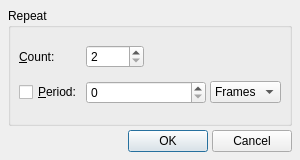
Above: src/qtractorPasteRepeatForm.ui from rncbc/qtractor before the change. Below: the same form after it.
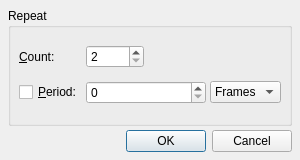
That is the form after the change. Icons and pictures are not drawn. Custom widgets are drawn as their Qt base class.

Commit message: - General standard dialog buttons layout is now in place.

The edit to the form file:
```diff
--- a/src/qtractorPasteRepeatForm.ui
+++ b/src/qtractorPasteRepeatForm.ui
@@ -128,43 +128,14 @@
     </widget>
    </item>
    <item>
-    <layout class="QHBoxLayout" >
-     <item>
-      <spacer>
-       <property name="orientation" >
-        <enum>Qt::Horizontal</enum>
-       </property>
-       <property name="sizeHint" stdset="0" >
-        <size>
-         <width>20</width>
-         <height>20</height>
-        </size>
-       </property>
-      </spacer>
-     </item>
-     <item>
-      <widget class="QPushButton" name="OkPushButton" >
-       <property name="text" >
-        <string>OK</string>
-       </property>
-       <property name="icon" >
-        <iconset resource="qtractor.qrc" >
-         <normaloff>:/images/formAccept.png</normaloff>:/images/formAccept.png</iconset>
-       </property>
-      </widget>
-     </item>
-     <item>
-      <widget class="QPushButton" name="CancelPushButton" >
-       <property name="text" >
-        <string>Cancel</string>
-       </property>
-       <property name="icon" >
-        <iconset resource="qtractor.qrc" >
-         <normaloff>:/images/formReject.png</normaloff>:/images/formReject.png</iconset>
-       </property>
-      </widget>
-     </item>
-    </layout>
+    <widget class="QDialogButtonBox" name="DialogButtonBox">
+     <property name="orientation">
+      <enum>Qt::Horizontal</enum>
+     </property>
+     <property name="standardButtons">
+      <set>QDialogButtonBox::Cancel|QDialogButtonBox::Ok</set>
+     </property>
+    </widget>
    </item>
   </layout>
  </widget>
```
Left out of the diff: 3 changed lines with no effect on the pictures. The commit also changes 26 other files.
